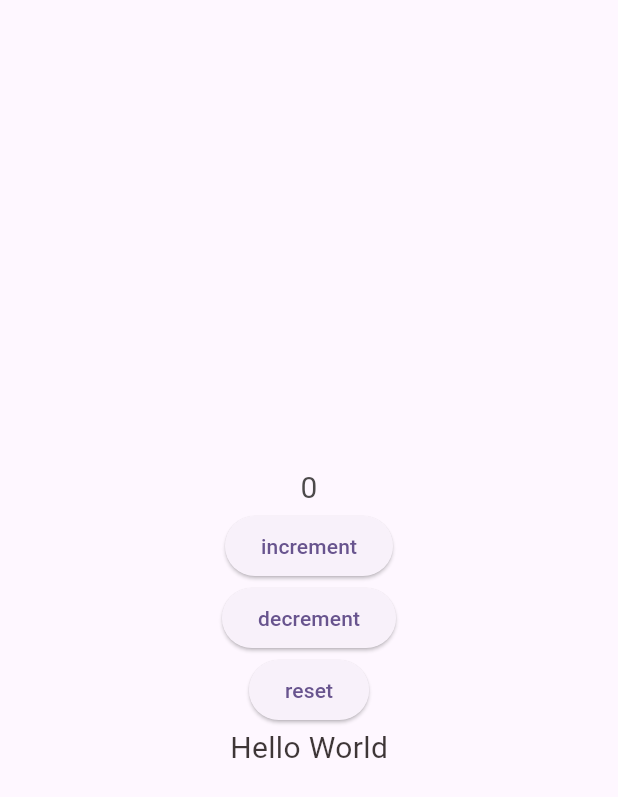
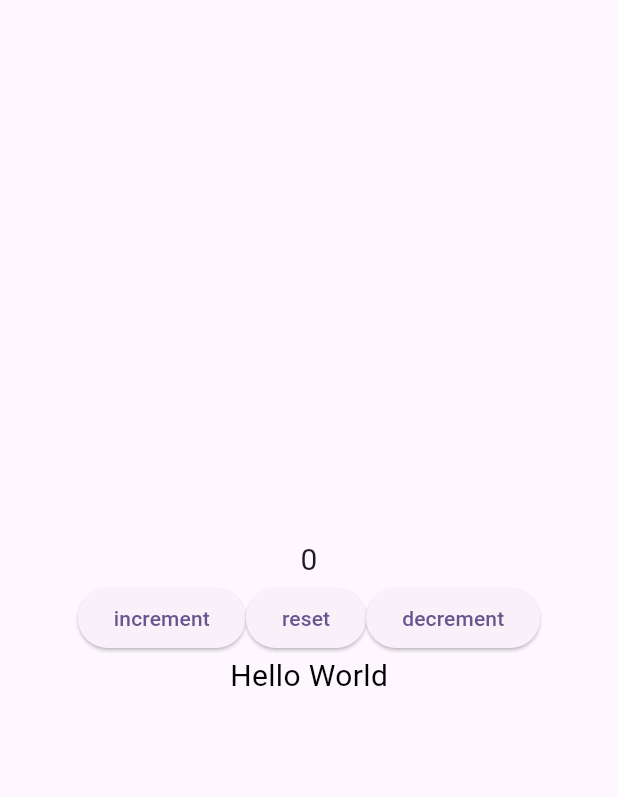
Before and after one commit to parzi-al/miniproject, a Flutter app: the screen it shows after launch, on a phone screen of 412 x 824 dp. Shown: the top 797 px of the screen. Run offline on Flutter 3.47's test engine with Material 3 defaults, Android fonts, the phone set to English and light mode, and no system bars.

```diff
--- a/lib/screen/main_screen.dart
+++ b/lib/screen/main_screen.dart
@@ -1,7 +1,8 @@
 import 'package:flutter/material.dart';
+import 'package:flutter/widgets.dart';
 
 class Mainscreen extends StatefulWidget {
-  Mainscreen({Key? key}) : super(key: key);
+  const Mainscreen({Key? key}) : super(key: key);
 
   @override
   State<Mainscreen> createState() => _MainscreenState();
@@ -22,9 +23,12 @@ class _MainscreenState extends State<Mainscreen> {
               textDirection: TextDirection.ltr,
               style: const TextStyle(
                 fontSize: 20,
-                color: Color.fromARGB(221, 49, 47, 47),
               ),
             ),
+            Row(
+              mainAxisAlignment: MainAxisAlignment.center,
+              children: [
+
             ElevatedButton(
               onPressed: () {
                 setState(() {
@@ -36,25 +40,27 @@ class _MainscreenState extends State<Mainscreen> {
             ElevatedButton(
               onPressed: () {
                 setState(() {
+                  count = 0;
+                });
+              },
+              child: const Text("reset"),
+            ),
+            ElevatedButton(
+              onPressed: () {
+                setState(() {
                   count--;
                 });
               },
               child: const Text("decrement"),
             ),
-            ElevatedButton(
-              onPressed: () {
-                setState(() {
-                  count=0;
-                });
-              },
-              child: const Text("reset"),
+              ],
             ),
-            const Text(
+            Text(
               'Hello World',
               textDirection: TextDirection.ltr,
               style: TextStyle(
                 fontSize: 20,
-                color: Color.fromARGB(221, 32, 24, 24),
+                color: Colors.black,
               ),
             ),
           ],
```
